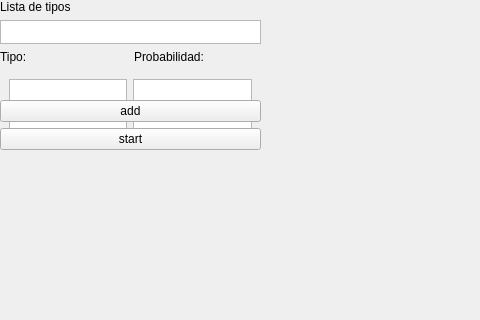
The window that firstwindow.ui (SebasVillanueva69/CokeFactory) describes before a commit, drawn with Qt 5; both pictures show x 0 to 480 and y 0 to 320 of the 800 by 600 pixel window.
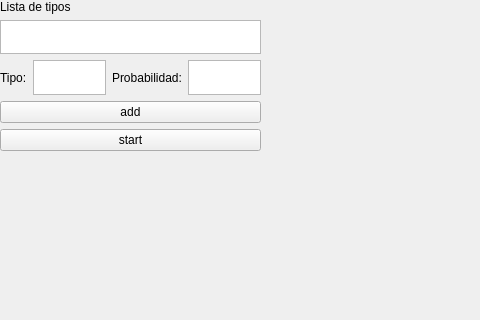
The same window after the commit.

```diff
--- a/firstwindow.ui
+++ b/firstwindow.ui
@@ -58,6 +58,9 @@
          </property>
         </widget>
        </item>
+       <item>
+        <widget class="QPlainTextEdit" name="tipo"/>
+       </item>
        <item>
         <widget class="QLabel" name="label_2">
          <property name="text">
@@ -65,33 +68,11 @@
          </property>
         </widget>
        </item>
+       <item>
+        <widget class="QPlainTextEdit" name="proba"/>
+       </item>
       </layout>
      </item>
-     <item>
-      <widget class="QWidget" name="horizontalWidget" native="true">
-       <layout class="QHBoxLayout" name="horizontalLayout">
-        <property name="sizeConstraint">
-         <enum>QLayout::SetMinimumSize</enum>
-        </property>
-        <item>
-         <widget class="QPlainTextEdit" name="tipo">
-          <property name="sizePolicy">
-           <sizepolicy hsizetype="Expanding" vsizetype="Expanding">
-            <horstretch>0</horstretch>
-            <verstretch>0</verstretch>
-           </sizepolicy>
-          </property>
-          <property name="sizeAdjustPolicy">
-           <enum>QAbstractScrollArea::AdjustIgnored</enum>
-          </property>
-         </widget>
-        </item>
-        <item>
-         <widget class="QPlainTextEdit" name="proba"/>
-        </item>
-       </layout>
-      </widget>
-     </item>
      <item>
       <widget class="QPushButton" name="add">
        <property name="text">
```
